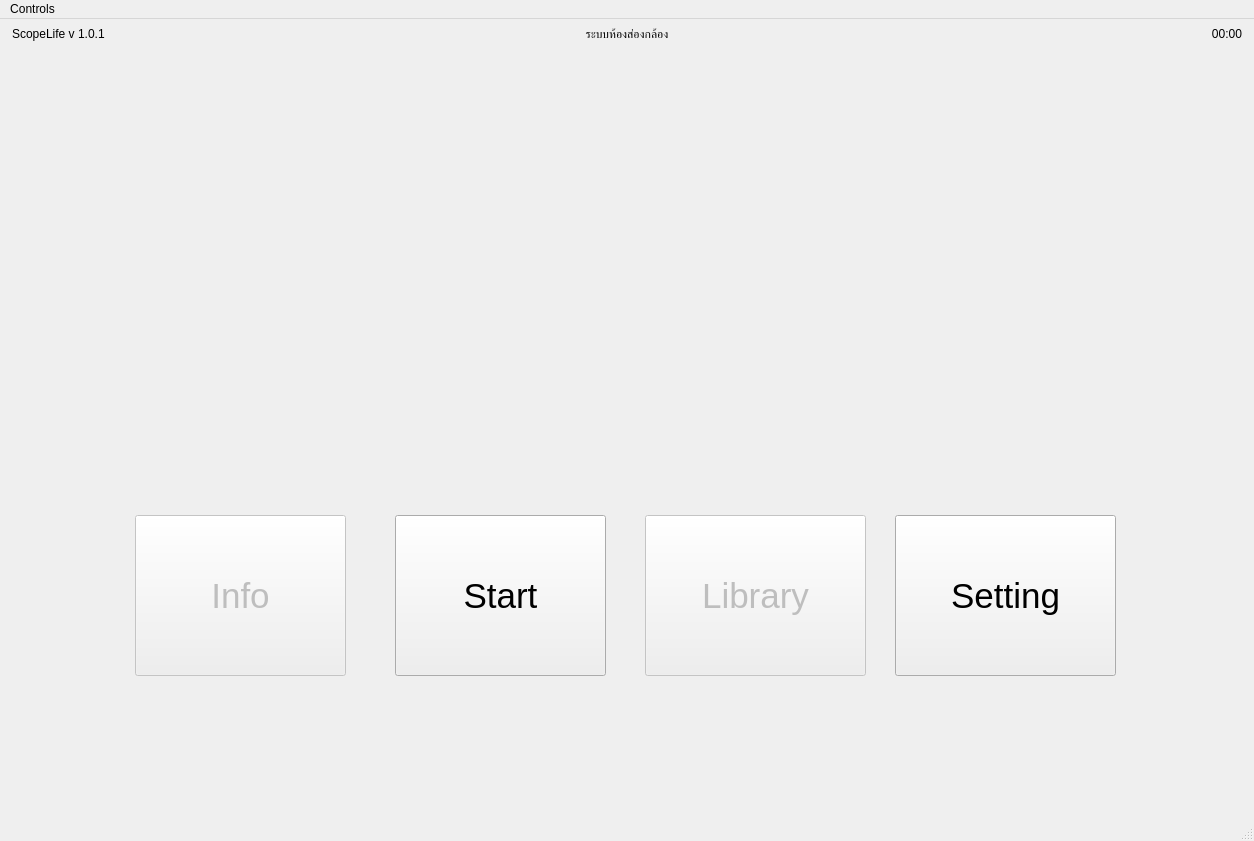
The window that ScopeLife/mainwindow.ui (ksupasak/scope-life-x) describes before a commit, drawn with Qt 5.
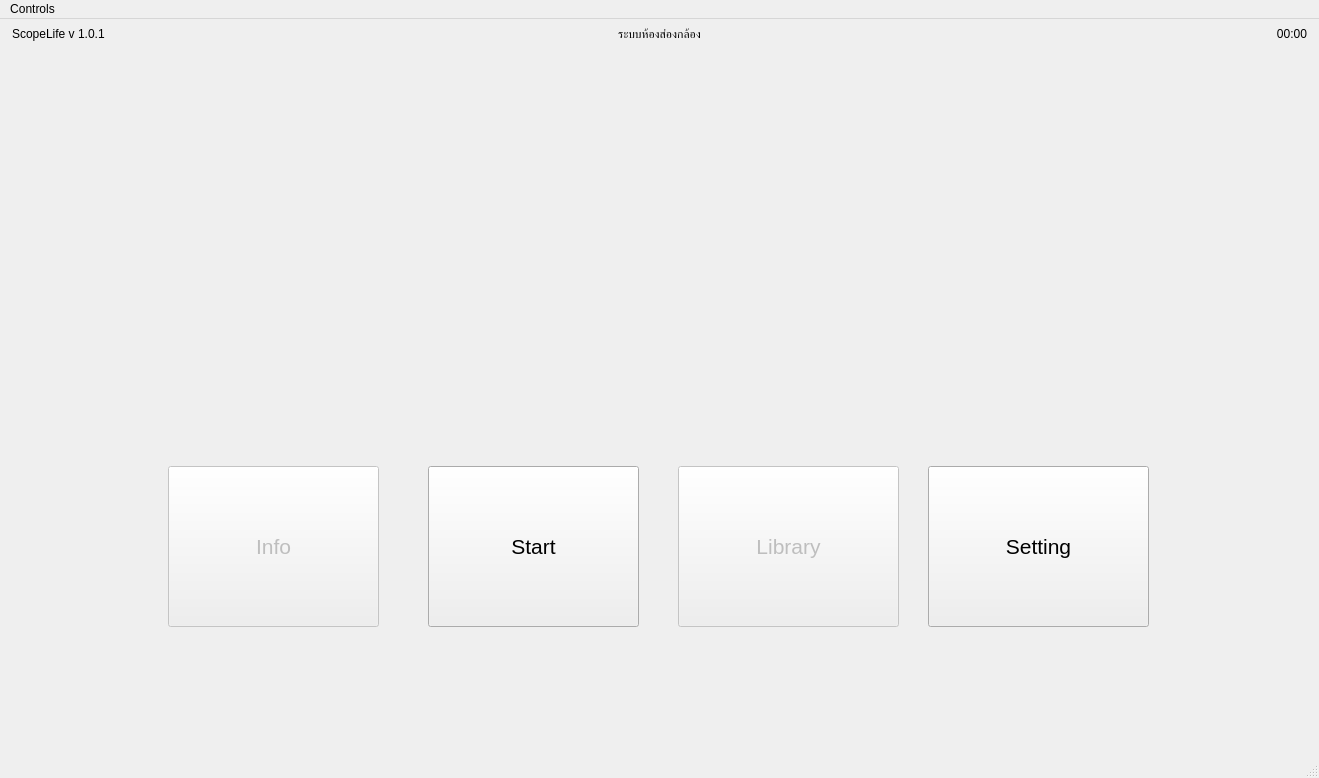
The same window after the commit. Icons and pictures are not drawn. Custom widgets are drawn as their Qt base class.

The edit to the form file:
```diff
--- a/ScopeLife/mainwindow.ui
+++ b/ScopeLife/mainwindow.ui
@@ -6,8 +6,8 @@
    <rect>
     <x>0</x>
     <y>0</y>
-    <width>1254</width>
-    <height>841</height>
+    <width>1319</width>
+    <height>778</height>
    </rect>
   </property>
   <property name="windowTitle">
@@ -142,7 +142,7 @@
               </property>
               <property name="font">
                <font>
-                <pointsize>26</pointsize>
+                <pointsize>16</pointsize>
                </font>
               </property>
               <property name="text">
@@ -163,7 +163,7 @@
               </property>
               <property name="font">
                <font>
-                <pointsize>26</pointsize>
+                <pointsize>16</pointsize>
                </font>
               </property>
               <property name="text">
@@ -181,7 +181,7 @@
               </property>
               <property name="font">
                <font>
-                <pointsize>26</pointsize>
+                <pointsize>16</pointsize>
                </font>
               </property>
               <property name="text">
@@ -202,7 +202,7 @@
               </property>
               <property name="font">
                <font>
-                <pointsize>26</pointsize>
+                <pointsize>16</pointsize>
                </font>
               </property>
               <property name="text">
@@ -283,7 +283,7 @@
     <rect>
      <x>0</x>
      <y>0</y>
-     <width>1254</width>
+     <width>1319</width>
      <height>21</height>
     </rect>
    </property>
```
